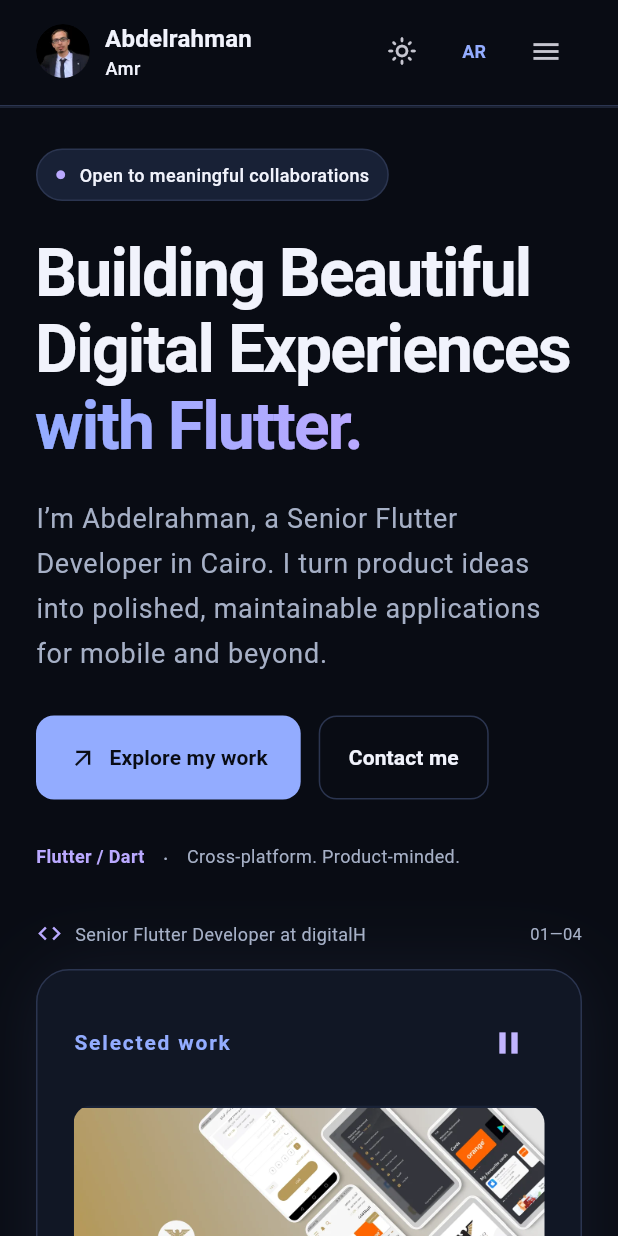
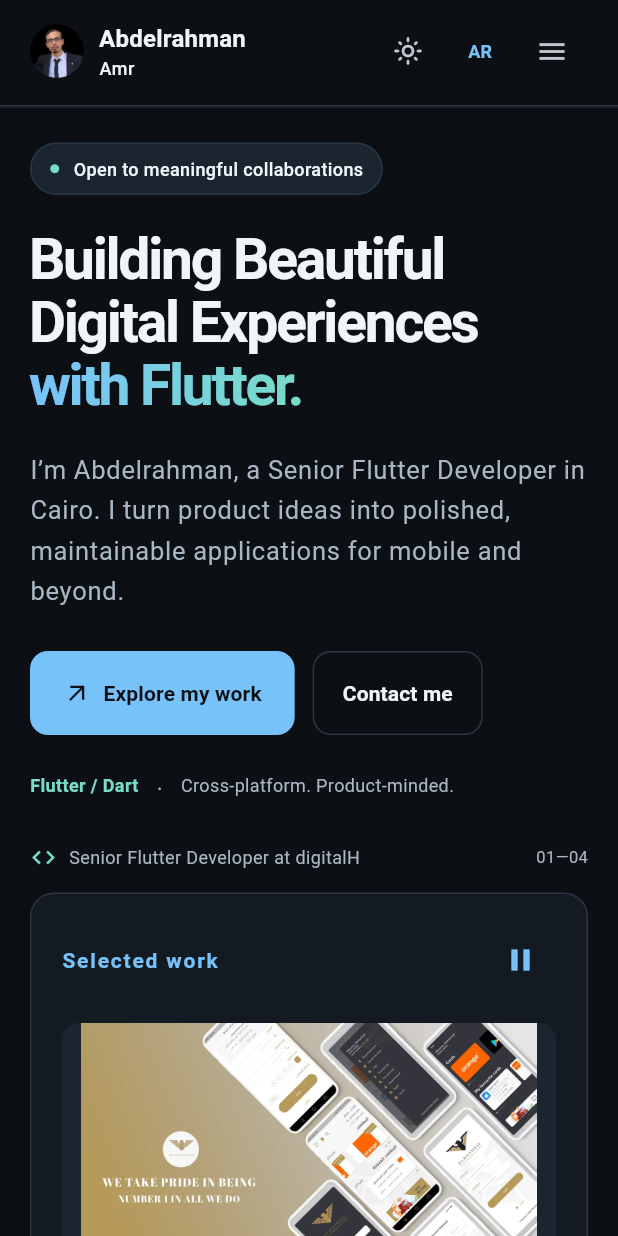
Before and after one commit to abdo6400/portfolio, a Flutter app: the screen it shows after launch, on a phone screen of 412 x 824 dp. Run offline on Flutter 3.47's test engine with Material 3 defaults, Android fonts, the phone set to English and light mode, and no system bars; our stand-ins replace video_player.

Commit message:
Refine portfolio spacing, alignment and color system

```diff
--- a/flutter-portfolio/lib/design/theme.dart
+++ b/flutter-portfolio/lib/design/theme.dart
@@ -4,23 +4,25 @@ abstract final class Brand {
   static const ink = Color(0xFF101D35);
   static const paper = Color(0xFFF6F8FC);
   static const white = Color(0xFFFFFFFF);
-  static const accent = Color(0xFF7C9CFF);
-  static const violet = Color(0xFFA794FF);
-  static const muted = Color(0xFFA6B0C6);
+  static const accent = Color(0xFF67B8F7);
+  static const violet = Color(0xFF72D9C7);
+  static const muted = Color(0xFFA9B6C4);
   static const line = Color(0xFF273148);
-  static const lime = Color(0xFFC2B5FF);
+  static const lime = Color(0xFF72D9C7);
   static const mist = Color(0xFF141B2D);
   static const space = 24.0;
-  static const radius = 22.0;
-  static const contentWidth = 1160.0;
+  static const radius = 16.0;
+  static const contentWidth = 1240.0;
   static const desktop = 850.0;
   static const navDesktop = 1020.0;
-  static const stackMinWidth = 1000.0;
+  static const stackMinWidth = navDesktop + space * 2;
   static const stackMinHeight = 640.0;
-  static const mobileSectionSpace = 40.0;
+  static const mobileSectionSpace = 32.0;
+  static const sectionSpace = 40.0;
+  static const mobileGutter = 20.0;
   static const mobileHeaderSpace = 10.0;
   static const mobileIntroGap = 18.0;
-  static const motion = Duration(milliseconds: 280);
+  static const motion = Duration(milliseconds: 220);
   static const entrance = Duration(milliseconds: 440);
 }
 
@@ -38,24 +40,24 @@ class Palette extends ThemeExtension<Palette> {
   });
   final Color background, panel, raised, text, muted, border, accent, violet;
   static const dark = Palette(
-    background: Color(0xFF090C14),
-    panel: Color(0xFF111725),
-    raised: Color(0xFF182136),
-    text: Color(0xFFF1F3FC),
-    muted: Color(0xFFA6B0C6),
-    border: Color(0xFF2B3550),
-    accent: Color(0xFF93ACFF),
-    violet: Color(0xFFBAA9FF),
+    background: Color(0xFF0C1015),
+    panel: Color(0xFF141A22),
+    raised: Color(0xFF1B2530),
+    text: Color(0xFFF1F5F9),
+    muted: Color(0xFFA9B6C4),
+    border: Color(0xFF2A3642),
+    accent: Color(0xFF78C2FA),
+    violet: Color(0xFF78DCC8),
   );
   static const light = Palette(
-    background: Color(0xFFF7F8FD),
+    background: Color(0xFFF5F7FA),
     panel: Colors.white,
-    raised: Color(0xFFEDF0FA),
-    text: Color(0xFF141D34),
-    muted: Color(0xFF53617A),
-    border: Color(0xFFD4DBEC),
-    accent: Color(0xFF3458D3),
-    violet: Color(0xFF7353CF),
+    raised: Color(0xFFEAF0F5),
+    text: Color(0xFF172536),
+    muted: Color(0xFF526375),
+    border: Color(0xFFD4DFE7),
+    accent: Color(0xFF186FA7),
+    violet: Color(0xFF126F64),
   );
   static Palette of(BuildContext context) =>
       Theme.of(context).extension<Palette>() ??
@@ -119,7 +121,7 @@ abstract final class BrandTheme {
         color: p.text,
       ),
       displaySmall: TextStyle(
-        fontSize: 38,
+        fontSize: 34,
         height: 1.16,
         fontWeight: FontWeight.w700,
         letterSpacing: -1.2,
@@ -137,7 +139,7 @@ abstract final class BrandTheme {
         fontWeight: FontWeight.w600,
         color: p.text,
       ),
-      bodyLarge: TextStyle(fontSize: 18, height: 1.65, color: p.muted),
+      bodyLarge: TextStyle(fontSize: 17, height: 1.6, color: p.muted),
       bodyMedium: TextStyle(fontSize: 15, height: 1.6, color: p.muted),
       labelLarge: TextStyle(
         fontSize: 14,
--- a/flutter-portfolio/lib/pages/portfolio_page.dart
+++ b/flutter-portfolio/lib/pages/portfolio_page.dart
@@ -335,8 +335,8 @@ class _PortfolioPageState extends State<PortfolioPage> {
                 ),
         ),
         child: ContentWidth(
-          vertical: i == 0 ? 52 : 72,
-          mobileVertical: i == 0 ? 28 : Brand.mobileSectionSpace,
+          vertical: Brand.sectionSpace,
+          mobileVertical: i == 0 ? 24 : Brand.mobileSectionSpace,
           child: stacked
               ? child
               : SectionReveal(visible: revealed[i], stagger: i, child: child),
--- a/flutter-portfolio/lib/pages/portfolio_sections.dart
+++ b/flutter-portfolio/lib/pages/portfolio_sections.dart
@@ -33,13 +33,13 @@ class PortfolioSections {
             crossAxisAlignment: CrossAxisAlignment.start,
             children: [
               Expanded(flex: firstFlex, child: first),
-              const SizedBox(width: 56),
+              const SizedBox(width: 36),
               Expanded(flex: secondFlex, child: second),
             ],
           )
         : Column(
             crossAxisAlignment: CrossAxisAlignment.stretch,
-            children: [first, const SizedBox(height: 28), second],
+            children: [first, const SizedBox(height: 24), second],
           ),
   );
   Widget hero(BuildContext context) => LayoutBuilder(
@@ -84,7 +84,9 @@ class PortfolioSections {
                         ? Theme.of(context).textTheme.displayLarge
                         : Theme.of(context).textTheme.displaySmall)!
                     .copyWith(
-                      fontSize: wide ? 62 : (c.maxWidth < 340 ? 37 : 44),
+                      fontSize: wide ? 54 : (c.maxWidth < 340 ? 32 : 38),
+                      letterSpacing: arabic ? 0 : -1.5,
+                      height: arabic ? 1.22 : 1.1,
                     ),
           ),
           const SizedBox(height: 22),
@@ -108,7 +110,7 @@ class PortfolioSections {
               ),
             ],
           ),
-          const SizedBox(height: 28),
+          const SizedBox(height: 24),
           Wrap(
             spacing: 12,
             runSpacing: 8,
@@ -157,16 +159,16 @@ class PortfolioSections {
         children: [
           if (wide)
             Row(
-              crossAxisAlignment: CrossAxisAlignment.center,
+              crossAxisAlignment: CrossAxisAlignment.start,
               children: [
                 Expanded(flex: 6, child: intro),
-                const SizedBox(width: 64),
+                const SizedBox(width: 40),
                 Expanded(flex: 5, child: composition),
               ],
             )
           else ...[
             intro,
-            const SizedBox(height: 28),
+            const SizedBox(height: 24),
             composition,
           ],
           const SizedBox(height: 24),
@@ -275,7 +277,7 @@ class PortfolioSections {
         title: t(StudioCopy.skillsTitle),
         description: t(StudioCopy.skillsBody),
       ),
-      const SizedBox(height: 32),
+      const SizedBox(height: 24),
       LayoutBuilder(
         builder: (_, c) {
           final columns = c.maxWidth >= 1000
--- a/flutter-portfolio/lib/widgets/brand_widgets.dart
+++ b/flutter-portfolio/lib/widgets/brand_widgets.dart
@@ -15,7 +15,9 @@ class ContentWidth extends StatelessWidget {
   final double vertical;
   final double? mobileVertical;
   @override
-  Widget build(BuildContext context) => Center(
+  Widget build(BuildContext context) => Align(
+    alignment: Alignment.topCenter,
+    heightFactor: 1,
     child: ConstrainedBox(
       constraints: const BoxConstraints(
         maxWidth: Brand.contentWidth + Brand.space * 2,
@@ -23,7 +25,9 @@ class ContentWidth extends StatelessWidget {
       child: LayoutBuilder(
         builder: (_, c) => Padding(
           padding: EdgeInsets.symmetric(
-            horizontal: Brand.space,
+            horizontal: c.maxWidth < Brand.desktop
+                ? Brand.mobileGutter
+                : Brand.space,
             vertical: c.maxWidth - Brand.space * 2 < Brand.desktop
                 ? mobileVertical ?? vertical
                 : vertical,
--- a/flutter-portfolio/lib/widgets/hero_showcase.dart
+++ b/flutter-portfolio/lib/widgets/hero_showcase.dart
@@ -131,14 +131,15 @@ class _HeroShowcaseState extends State<HeroShowcase>
         child: Focus(
           onFocusChange: (value) => focused = value,
           child: Container(
-            padding: const EdgeInsets.all(24),
+            padding: const EdgeInsets.all(20),
             decoration: BoxDecoration(
               color: Palette.of(context).panel,
               border: Border.all(color: Palette.of(context).border),
-              boxShadow: [
+              boxShadow: const [
                 BoxShadow(
-                  color: Palette.of(context).accent.withValues(alpha: .08),
-                  blurRadius: 42,
+                  color: Color(0x14000000),
+                  blurRadius: 20,
+                  offset: Offset(0, 8),
                 ),
               ],
               borderRadius: BorderRadius.circular(Brand.radius),
@@ -156,7 +157,7 @@ class _HeroShowcaseState extends State<HeroShowcase>
                     ),
                     if (!reducedMotion)
                       IconButton(
-                        color: Brand.lime,
+                        color: Palette.of(context).accent,
                         tooltip: (paused ? Copy.resume : Copy.pauseSlides)
                             .inLanguage(widget.arabic),
                         onPressed: () => setState(() => paused = !paused),
@@ -177,7 +178,7 @@ class _HeroShowcaseState extends State<HeroShowcase>
                             projectCovers[project.id] ?? project.images.first,
                         label: project.name,
                         arabic: widget.arabic,
-                        height: widget.wide ? 240 : 190,
+                        height: widget.wide ? 220 : 180,
                       ),
                     ),
                   ),
```
Also changed, not shown: flutter-portfolio/lib/widgets/stacked_section.dart (+5 -5 lines), 5 other files.
